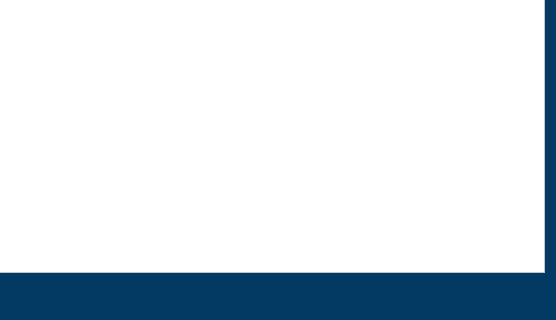
Old version of the form uis/qt_uis/table_form.ui in the repository salahkhiat/ModeerPOS; both pictures show x 444 to 1000 and y 280 to 600 of the 1000 by 600 pixel window.
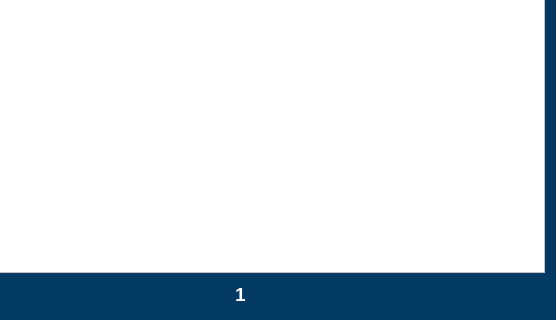
New version of the form. Icons and pictures are not drawn.

Commit message: WIP: I pieces transactions table...

The edit to the form file:
```diff
--- a/uis/qt_uis/table_form.ui
+++ b/uis/qt_uis/table_form.ui
@@ -126,6 +126,25 @@
        </property>
       </widget>
      </item>
+     <item>
+      <widget class="QLabel" name="pagination_label">
+       <property name="font">
+        <font>
+         <pointsize>14</pointsize>
+         <bold>true</bold>
+        </font>
+       </property>
+       <property name="styleSheet">
+        <string notr="true">color:white;</string>
+       </property>
+       <property name="text">
+        <string>1</string>
+       </property>
+       <property name="alignment">
+        <set>Qt::AlignCenter</set>
+       </property>
+      </widget>
+     </item>
      <item>
       <widget class="QPushButton" name="previous_btn">
        <property name="minimumSize">
```
The commit also changes 13 other files.
